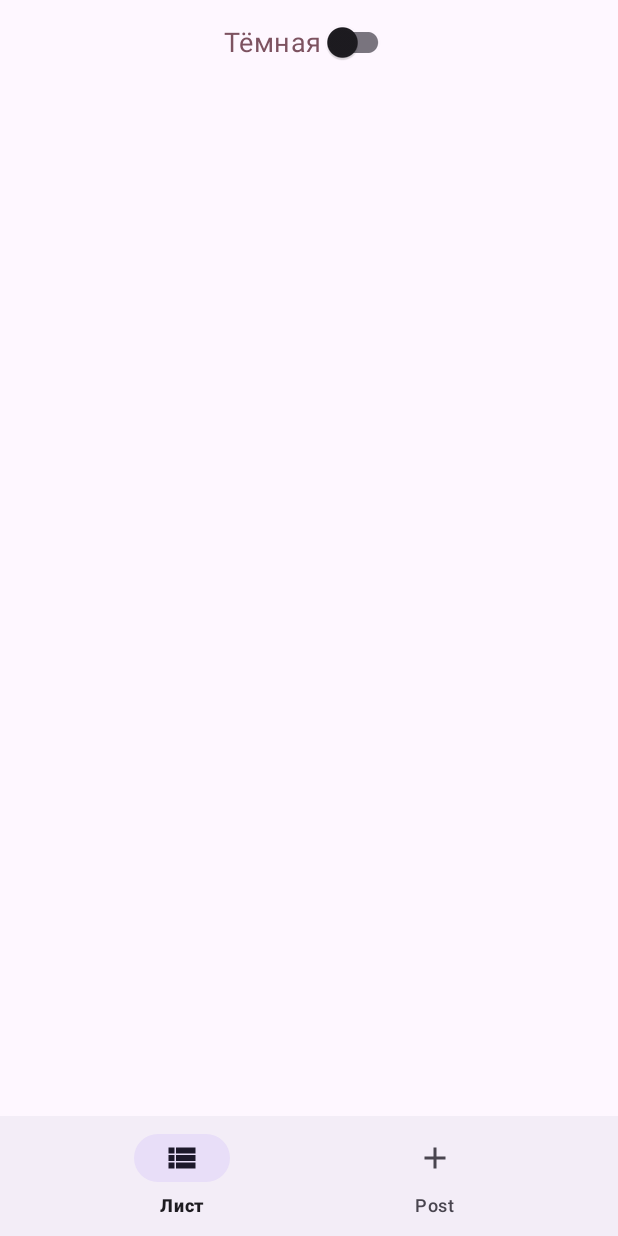
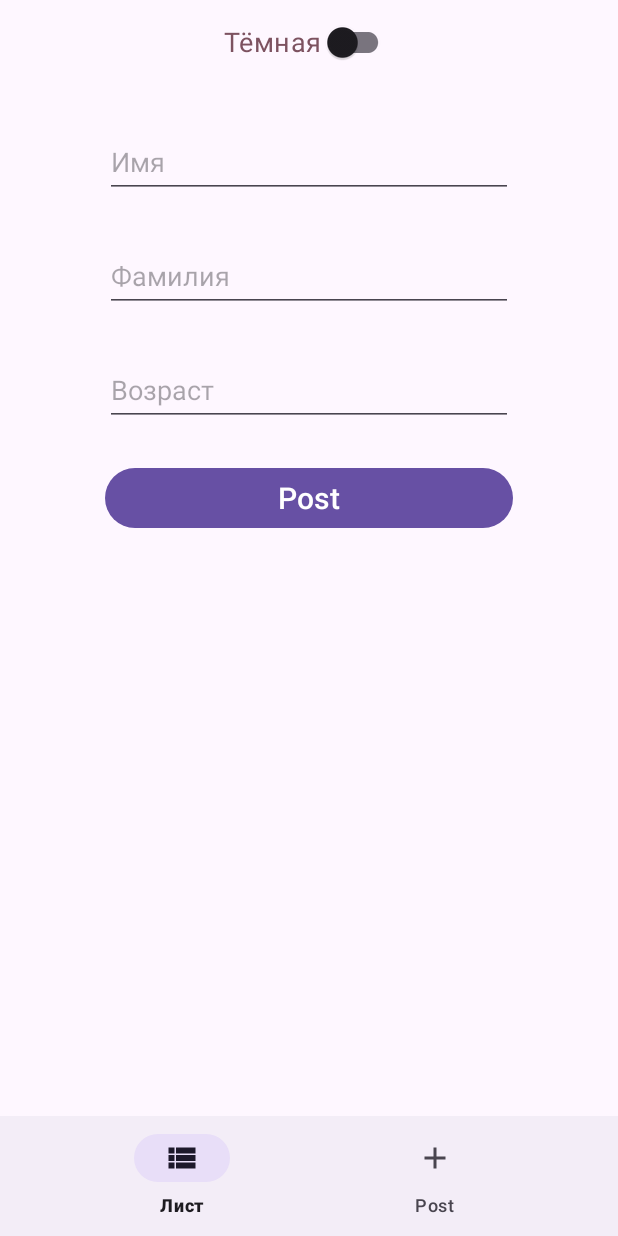
Before and after one commit to Vpyc/test_task, an Android app: the PostFragment screen opened through its navigation route, on a phone screen of 412 x 824 dp. Run offline under Robolectric (Android 15) with nearby library versions, the phone set to English and light mode, and no system bars; our stand-ins replace navigation-ui; network calls fail; 1 statement that could not run was skipped.

Commit message:
add POST request

```diff
--- a/app/src/main/java/com/example/test_task/MainActivity.kt
+++ b/app/src/main/java/com/example/test_task/MainActivity.kt
@@ -1,13 +1,9 @@
 package com.example.test_task
 
 import android.os.Bundle
-
-import com.google.android.material.bottomnavigation.BottomNavigationView
 import androidx.appcompat.app.AppCompatActivity
 import androidx.appcompat.widget.SwitchCompat
 import androidx.navigation.findNavController
-import androidx.navigation.ui.AppBarConfiguration
-import androidx.navigation.ui.setupActionBarWithNavController
 import androidx.navigation.ui.setupWithNavController
 import com.example.test_task.databinding.ActivityMainBinding
 
@@ -32,6 +28,7 @@ class MainActivity : AppCompatActivity() {
                     navController.navigate(R.id.listFragment)
 
                 }
+
                 R.id.page_2 -> {
                     navController.navigate(R.id.postFragment)
                 }
@@ -43,26 +40,26 @@ class MainActivity : AppCompatActivity() {
         switchTheme.isChecked = themeManager.getSavedTheme(this)
         switchTheme.setOnCheckedChangeListener { _, isChecked ->
             if (isChecked) {
-                themeManager.setDarkTheme(this)
+                themeManager.setDarkTheme()
             } else {
-                themeManager.setLightTheme(this)
+                themeManager.setLightTheme()
             }
             themeManager.saveTheme(this, isChecked)
         }
         if (switchTheme.isChecked) {
-            themeManager.setDarkTheme(this)
+            themeManager.setDarkTheme()
         } else {
-            themeManager.setLightTheme(this)
+            themeManager.setLightTheme()
         }
     }
 
     override fun onResume() {
         super.onResume()
         if (themeManager.getSavedTheme(this)) {
-            themeManager.setDarkTheme(this)
+            themeManager.setDarkTheme()
             switchTheme.isChecked = true
         } else {
-            themeManager.setLightTheme(this)
+            themeManager.setLightTheme()
             switchTheme.isChecked = false
         }
     }
--- a/app/src/main/java/com/example/test_task/PersonAdapter.kt
+++ b/app/src/main/java/com/example/test_task/PersonAdapter.kt
@@ -15,6 +15,7 @@ interface PersonActionListener {
     fun onPersonRemove(person: Person)
     fun onPersonMove(person: Person, moveBy: Int)
 }
+
 class PersonAdapter(private val personActionListener: PersonActionListener) :
     RecyclerView.Adapter<PersonAdapter.PersonViewHolder>(), View.OnClickListener {
     var data: List<Person> = emptyList()
@@ -63,6 +64,7 @@ class PersonAdapter(private val personActionListener: PersonActionListener) :
             else -> personActionListener.onPersonGetId(person)
         }
     }
+
     private fun showPopupMenu(view: View) {
         val popupMenu = PopupMenu(view.context, view)
         val person = view.tag as Person
--- a/app/src/main/java/com/example/test_task/PersonDiffUtilCallback.kt
+++ b/app/src/main/java/com/example/test_task/PersonDiffUtilCallback.kt
@@ -5,7 +5,7 @@ import androidx.recyclerview.widget.DiffUtil
 class PersonDiffUtilCallback(
     private val oldList: List<Person>,
     private val newList: List<Person>
-):DiffUtil.Callback(){
+) : DiffUtil.Callback() {
 
     override fun getOldListSize(): Int = oldList.size
 
--- a/app/src/main/java/com/example/test_task/ThemeManager.kt
+++ b/app/src/main/java/com/example/test_task/ThemeManager.kt
@@ -3,11 +3,9 @@ package com.example.test_task
 import android.content.Context
 import androidx.appcompat.app.AppCompatActivity
 import androidx.appcompat.app.AppCompatDelegate
-import androidx.recyclerview.widget.DividerItemDecoration
-import androidx.recyclerview.widget.RecyclerView
 
 class ThemeManager {
-    fun setLightTheme(context: Context) {
+    fun setLightTheme() {
         AppCompatDelegate.setDefaultNightMode(AppCompatDelegate.MODE_NIGHT_NO)
         /*if (binding.recyclerView.itemDecorationCount > 0) {
             binding.recyclerView.removeItemDecoration(binding.recyclerView.getItemDecorationAt(0))
@@ -17,7 +15,7 @@ class ThemeManager {
         binding.recyclerView.addItemDecoration(dividerItemDecoration)*/
     }
 
-    fun setDarkTheme(context: Context) {
+    fun setDarkTheme() {
         AppCompatDelegate.setDefaultNightMode(AppCompatDelegate.MODE_NIGHT_YES)
         /*if (context.recyclerView.itemDecorationCount > 0) {
             binding.recyclerView.removeItemDecoration(binding.recyclerView.getItemDecorationAt(0))
@@ -28,12 +26,14 @@ class ThemeManager {
     }
 
     fun getSavedTheme(context: Context): Boolean {
-        val sharedPreferences = context.getSharedPreferences("Theme", AppCompatActivity.MODE_PRIVATE)
+        val sharedPreferences =
+            context.getSharedPreferences("Theme", AppCompatActivity.MODE_PRIVATE)
         return sharedPreferences.getBoolean("IsDarkTheme", false)
     }
 
     fun saveTheme(context: Context, isDarkTheme: Boolean) {
-        val sharedPreferences = context.getSharedPreferences("Theme", AppCompatActivity.MODE_PRIVATE)
+        val sharedPreferences =
+            context.getSharedPreferences("Theme", AppCompatActivity.MODE_PRIVATE)
         val editor = sharedPreferences.edit()
         editor.putBoolean("IsDarkTheme", isDarkTheme)
         editor.apply()
--- a/app/src/main/java/com/example/test_task/fragments/ListFragment.kt
+++ b/app/src/main/java/com/example/test_task/fragments/ListFragment.kt
@@ -2,12 +2,12 @@ package com.example.test_task.fragments
 
 import android.os.Bundle
 import android.util.Log
-import androidx.fragment.app.Fragment
 import android.view.LayoutInflater
 import android.view.View
 import android.view.ViewGroup
 import android.widget.Toast
 import androidx.appcompat.app.AppCompatDelegate
+import androidx.fragment.app.Fragment
 import androidx.recyclerview.widget.DividerItemDecoration
 import androidx.recyclerview.widget.LinearLayoutManager
 import com.example.test_task.App
@@ -32,14 +32,11 @@ class ListFragment : Fragment() {
     private lateinit var binding: FragmentListBinding
 
     private lateinit var personList: PersonList
-    override fun onCreate(savedInstanceState: Bundle?) {
-        super.onCreate(savedInstanceState)
-    }
 
     override fun onCreateView(
         inflater: LayoutInflater, container: ViewGroup?,
         savedInstanceState: Bundle?
-    ): View? {
+    ): View {
         binding = FragmentListBinding.inflate(inflater, container, false)
         personList = (requireActivity().application as App).personList
         return binding.root
@@ -71,6 +68,7 @@ class ListFragment : Fragment() {
             }
         }
     }
+
     private fun applyTheme() {
         if (themeManager.getSavedTheme(requireContext())) {
             setDarkTheme()
@@ -110,7 +108,10 @@ class ListFragment : Fragment() {
         if (binding.recyclerView.itemDecorationCount > 0) {
             binding.recyclerView.removeItemDecoration(binding.recyclerView.getItemDecorationAt(0))
         }
-        val dividerItemDecoration = DividerItemDecoration(this@ListFragment.requireActivity(), DividerItemDecoration.VERTICAL)
+        val dividerItemDecoration = DividerItemDecoration(
+            this@ListFragment.requireActivity(),
+            DividerItemDecoration.VERTICAL
+        )
         dividerItemDecoration.setDrawable(resources.getDrawable(R.drawable.divider_light))
         binding.recyclerView.addItemDecoration(dividerItemDecoration)
     }
@@ -120,7 +121,10 @@ class ListFragment : Fragment() {
         if (binding.recyclerView.itemDecorationCount > 0) {
             binding.recyclerView.removeItemDecoration(binding.recyclerView.getItemDecorationAt(0))
         }
-        val dividerItemDecoration = DividerItemDecoration(this@ListFragment.requireActivity(), DividerItemDecoration.VERTICAL)
+        val dividerItemDecoration = DividerItemDecoration(
+            this@ListFragment.requireActivity(),
+            DividerItemDecoration.VERTICAL
+        )
         dividerItemDecoration.setDrawable(resources.getDrawable(R.drawable.divider_dark))
         binding.recyclerView.addItemDecoration(dividerItemDecoration)
     }
--- a/app/src/main/java/com/example/test_task/fragments/PostFragment.kt
+++ b/app/src/main/java/com/example/test_task/fragments/PostFragment.kt
@@ -1,54 +1,65 @@
 package com.example.test_task.fragments
 
 import android.os.Bundle
-import androidx.fragment.app.Fragment
 import android.view.LayoutInflater
 import android.view.View
 import android.view.ViewGroup
-import com.example.test_task.R
+import android.widget.Toast
+import androidx.fragment.app.Fragment
+import com.example.test_task.ThemeManager
+import com.example.test_task.databinding.FragmentPostBinding
+import com.example.test_task.retrofit.PostUser
+import com.example.test_task.retrofit.RetrofitClient
+import com.example.test_task.retrofit.UsersApi
+import kotlinx.coroutines.CoroutineScope
+import kotlinx.coroutines.Dispatchers
+import kotlinx.coroutines.launch
+import kotlinx.coroutines.withContext
 
-// TODO: Rename parameter arguments, choose names that match
-// the fragment initialization parameters, e.g. ARG_ITEM_NUMBER
-private const val ARG_PARAM1 = "param1"
-private const val ARG_PARAM2 = "param2"
-
-/**
- * A simple [Fragment] subclass.
- * Use the [PostFragment.newInstance] factory method to
- * create an instance of this fragment.
- */
 class PostFragment : Fragment() {
-
-
-    override fun onCreate(savedInstanceState: Bundle?) {
-        super.onCreate(savedInstanceState)
-    }
-
+    private val themeManager = ThemeManager()
+    private lateinit var binding: FragmentPostBinding
     override fun onCreateView(
         inflater: LayoutInflater, container: ViewGroup?,
         savedInstanceState: Bundle?
-    ): View? {
-        // Inflate the layout for this fragment
-        return inflater.inflate(R.layout.fragment_post, container, false)
+    ): View {
+        binding = FragmentPostBinding.inflate(inflater, container, false)
+        return binding.root
     }
 
-    companion object {
-        /**
-         * Use this factory method to create a new instance of
-         * this fragment using the provided parameters.
-         *
-         * @param param1 Parameter 1.
-         * @param param2 Parameter 2.
-         * @return A new instance of fragment PostFragment.
-         */
-        // TODO: Rename and change types and number of parameters
-        @JvmStatic
-        fun newInstance(param1: String, param2: String) =
-            PostFragment().apply {
-                arguments = Bundle().apply {
-                    putString(ARG_PARAM1, param1)
-                    putString(ARG_PARAM2, param2)
-                }
+    override fun onViewCreated(view: View, savedInstanceState: Bundle?) {
+        super.onViewCreated(view, savedInstanceState)
+        applyTheme()
+        binding.buttonPost.setOnClickListener {
+            post()
+        }
+    }
+
+    private fun applyTheme() {
+        if (themeManager.getSavedTheme(requireContext())) {
+            themeManager.setDarkTheme()
+        } else {
+            themeManager.setLightTheme()
+        }
+    }
+
+    private fun post() {
+        val usersAPI = RetrofitClient.getInstance().create(UsersApi::class.java)
+        CoroutineScope(Dispatchers.IO).launch {
+            val response = usersAPI.postUser(
+                PostUser(
+                    binding.firstnameText.text.toString(),
+                    binding.secondnameText.text.toString(),
+                    binding.ageText.text.toString().toInt()
+                )
+            )
+            withContext(Dispatchers.Main) {
+                Toast.makeText(
+                    this@PostFragment.requireActivity(),
+                    "${response.id}",
+                    Toast.LENGTH_SHORT
+                ).show()
             }
+        }
     }
 }
--- a/app/src/main/java/com/example/test_task/retrofit/UsersApi.kt
+++ b/app/src/main/java/com/example/test_task/retrofit/UsersApi.kt
@@ -1,6 +1,8 @@
 package com.example.test_task.retrofit
 
+import retrofit2.http.Body
 import retrofit2.http.GET
+import retrofit2.http.POST
 import retrofit2.http.Query
 
 interface UsersApi {
@@ -9,4 +11,7 @@ interface UsersApi {
         @Query("limit") limit: Int,
         @Query("select") select: String
     ): Persons
+
+    @POST("users/add")
+    suspend fun postUser(@Body postUser: PostUser): User
 }
--- a/app/src/main/res/layout/fragment_post.xml
+++ b/app/src/main/res/layout/fragment_post.xml
@@ -1,9 +1,59 @@
 <?xml version="1.0" encoding="utf-8"?>
-<FrameLayout xmlns:android="http://schemas.android.com/apk/res/android"
+<androidx.constraintlayout.widget.ConstraintLayout xmlns:android="http://schemas.android.com/apk/res/android"
+    xmlns:app="http://schemas.android.com/apk/res-auto"
     xmlns:tools="http://schemas.android.com/tools"
     android:layout_width="match_parent"
-    android:layout_height="match_parent"
+    android:layout_height="wrap_content"
     tools:context=".fragments.PostFragment">
 
 
-</FrameLayout>
+    <EditText
+        android:id="@+id/firstnameText"
+        android:layout_width="272dp"
+        android:layout_height="48dp"
+        android:layout_marginTop="32dp"
+        android:ems="10"
+        android:hint="Имя"
+        android:inputType="text"
+        app:layout_constraintEnd_toEndOf="parent"
+        app:layout_constraintHorizontal_bias="0.5"
+        app:layout_constraintStart_toStartOf="parent"
+        app:layout_constraintTop_toTopOf="parent" />
+
+    <EditText
+        android:id="@+id/secondnameText"
+        android:layout_width="0dp"
+        android:layout_height="48dp"
+        android:layout_marginTop="28dp"
+        android:ems="10"
+        android:hint="Фамилия"
+        android:inputType="text"
+        app:layout_constraintEnd_toEndOf="@+id/firstnameText"
+        app:layout_constraintStart_toStartOf="@+id/firstnameText"
+        app:layout_constraintTop_toBottomOf="@+id/firstnameText" />
+
+    <EditText
+        android:id="@+id/ageText"
+        android:layout_width="0dp"
+        android:layout_height="48dp"
+        android:layout_marginTop="28dp"
+        android:ems="10"
+        android:hint="Возраст"
+        android:inputType="text"
+        app:layout_constraintEnd_toEndOf="@+id/secondnameText"
+        app:layout_constraintHorizontal_bias="0.0"
+        app:layout_constraintStart_toStartOf="@+id/secondnameText"
+        app:layout_constraintTop_toBottomOf="@+id/secondnameText" />
+
+    <Button
+        android:id="@+id/buttonPost"
+        android:layout_width="0dp"
+        android:layout_height="wrap_content"
+        android:layout_marginTop="24dp"
+        android:text="Post"
+        android:textSize="20sp"
+        app:layout_constraintEnd_toEndOf="@+id/ageText"
+        app:layout_constraintHorizontal_bias="0.0"
+        app:layout_constraintStart_toStartOf="@+id/ageText"
+        app:layout_constraintTop_toBottomOf="@+id/ageText" />
+</androidx.constraintlayout.widget.ConstraintLayout>
```
Also changed, not shown: app/src/main/java/com/example/test_task/PersonList.kt (+4 -11 lines), app/src/main/java/com/example/test_task/retrofit/Persons.kt (+8 -0 lines).
